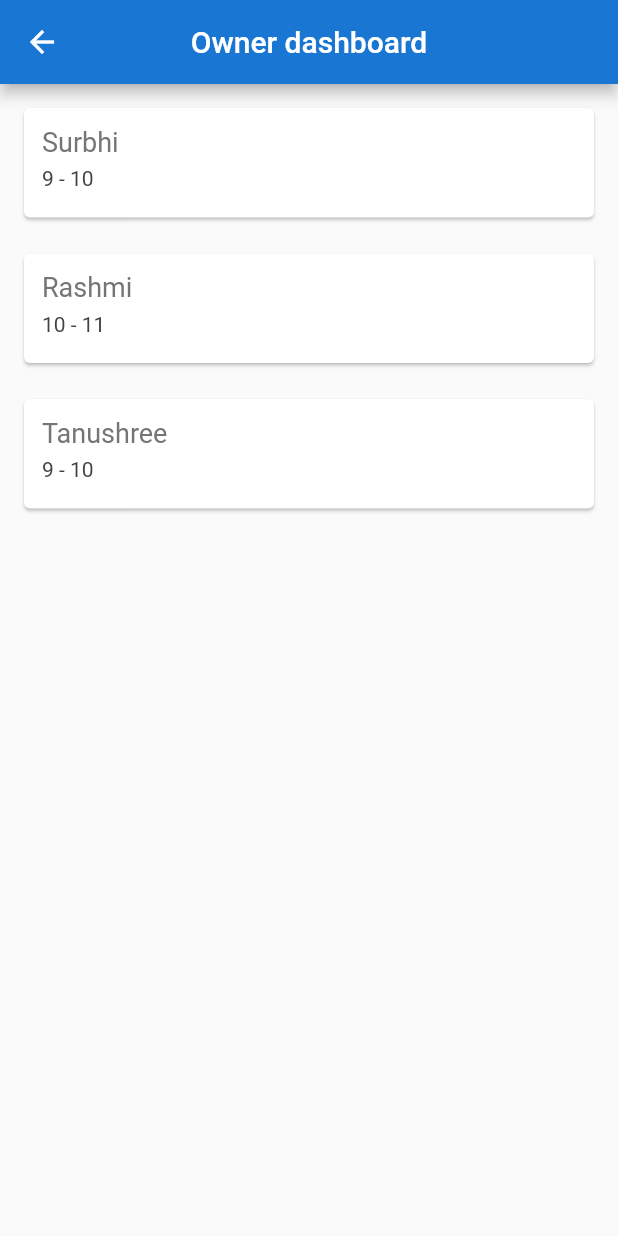
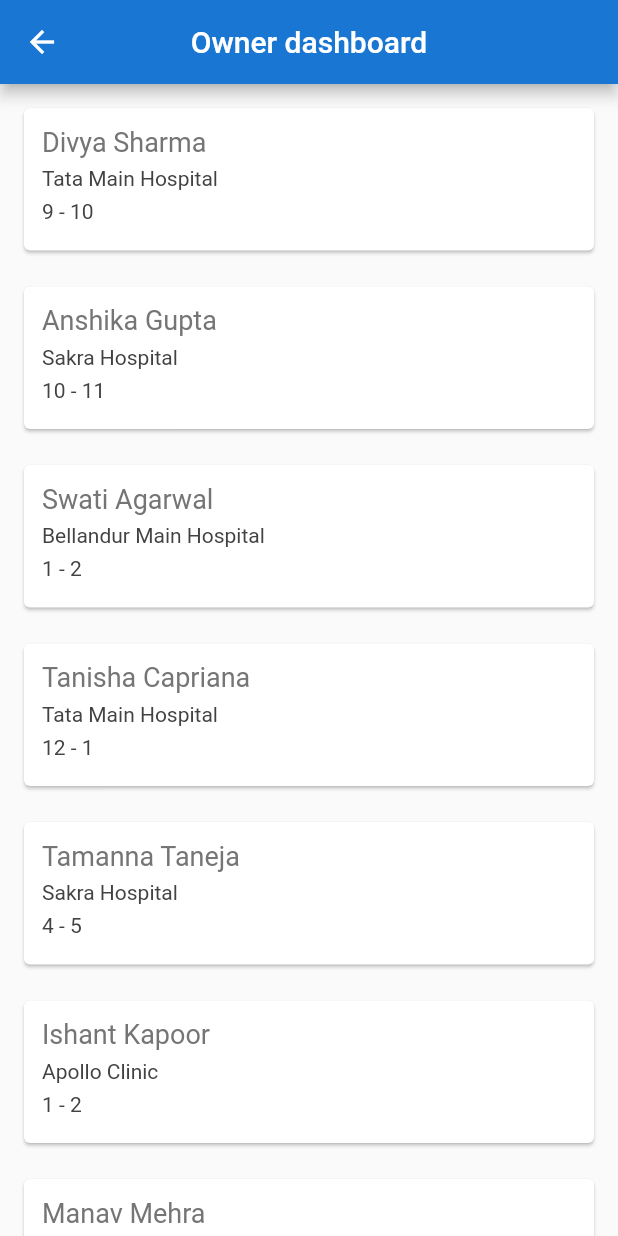
Before and after one commit to guptasurbhi99/WomenCovidWarriors_FindMyLab, a Flutter app: the OwnerDashboard screen opened by its route, on a phone screen of 412 x 824 dp. Run offline on Flutter 3.47's test engine with Material 2 defaults, Android fonts, the light colour scheme and no system bars; our stand-ins replace flutter_spinkit, geolocator, location.

Commit message:
added static objects and done minor fixes

```diff
--- a/FindMyLab/lib/modules/appointment.dart
+++ b/FindMyLab/lib/modules/appointment.dart
@@ -1,8 +1,11 @@
 class Appointment {
   String patientName;
   String patientSlot;
+  String hospitalName;
 
   Appointment({
     this.patientName,
-    this.patientSlot });
+    this.patientSlot,
+    this.hospitalName
+  });
 }
--- a/FindMyLab/lib/modules/appointment_card.dart
+++ b/FindMyLab/lib/modules/appointment_card.dart
@@ -29,13 +29,21 @@ class AppointmentCard extends StatelessWidget {
                 ),
                 SizedBox(height: 6.0),
                 Text(
-                  appointment.patientSlot,
+                  appointment.hospitalName,
                   style: TextStyle(
                     fontSize: 14.0,
                     color: Colors.grey[800]
                   )
                 ),
               SizedBox(height: 6.0),
+                Text(
+                    appointment.patientSlot,
+                    style: TextStyle(
+                        fontSize: 14.0,
+                        color: Colors.grey[800]
+                    )
+                ),
+                SizedBox(height: 6.0),
             ],
           ),
         ),
--- a/FindMyLab/lib/modules/hospital.dart
+++ b/FindMyLab/lib/modules/hospital.dart
@@ -1,10 +1,12 @@
 class Hospital {
   String name;
-  int distance;
+  String distance;
+  String contactNumber;
   List<String> slots;
 
   Hospital({
     this.name,
     this.distance,
+    this.contactNumber,
     this.slots });
 }
--- a/FindMyLab/lib/screens/owner_dashboard.dart
+++ b/FindMyLab/lib/screens/owner_dashboard.dart
@@ -1,6 +1,6 @@
 import 'package:FindMyLab/modules/appointment_card.dart';
 import 'package:flutter/material.dart';
-
+import 'package:flutter/gestures.dart' show DragStartBehavior;
 import '../modules/appointment.dart';
 import '../modules/appointment_card.dart';
 
@@ -12,9 +12,13 @@ class OwnerDashboard extends StatefulWidget {
 class _OwnerDashboardState extends State<OwnerDashboard> {
 
   List<Appointment> appointments = [
-    Appointment(patientName: 'Surbhi', patientSlot: '9 - 10'),
-    Appointment(patientName: 'Rashmi', patientSlot: '10 - 11'),
-    Appointment(patientName: 'Tanushree', patientSlot: '9 - 10')
+    Appointment(patientName: 'Divya Sharma', patientSlot: '9 - 10',hospitalName: 'Tata Main Hospital'),
+    Appointment(patientName: 'Anshika Gupta', patientSlot: '10 - 11',hospitalName: 'Sakra Hospital'),
+    Appointment(patientName: 'Swati Agarwal', patientSlot: '1 - 2',hospitalName: 'Bellandur Main Hospital'),
+    Appointment(patientName: 'Tanisha Capriana', patientSlot: '12 - 1',hospitalName: 'Tata Main Hospital'),
+    Appointment(patientName: 'Tamanna Taneja', patientSlot: '4 - 5',hospitalName: 'Sakra Hospital'),
+    Appointment(patientName: 'Ishant Kapoor', patientSlot: '1 - 2',hospitalName: 'Apollo Clinic'),
+    Appointment(patientName: 'Manav Mehra', patientSlot: '6 - 7',hospitalName: 'Bellandur Main Hospital'),
   ];
 
   @override
@@ -25,11 +29,15 @@ class _OwnerDashboardState extends State<OwnerDashboard> {
         centerTitle: true,
         backgroundColor: Colors.blue[700],
       ),
-      body: Container(
+      body: Scrollbar(
+        child:SingleChildScrollView(
+    dragStartBehavior: DragStartBehavior.down,
+    child: Container(
         child: Column(
           children: appointments.map((appointment) => AppointmentCard(appointment: appointment)).toList(),
         )
       )
-    );
+      )
+    ));
   }
 }
--- a/FindMyLab/lib/screens/user_dashboard.dart
+++ b/FindMyLab/lib/screens/user_dashboard.dart
@@ -1,5 +1,5 @@
 import 'package:flutter/material.dart';
-
+import 'package:flutter/gestures.dart' show DragStartBehavior;
 import '../modules/hospital.dart';
 import '../modules/hospital_card.dart';
 
@@ -11,11 +11,15 @@ class UserDashboard extends StatefulWidget {
 class _UserDashboardState extends State<UserDashboard> {
 
   List<Hospital> hospitals = [
-    Hospital(name: 'Tata Main Hospital', distance: 100, slots: ['9-10', '11-12']),
-    Hospital(name: 'Sakra Hospital', distance: 110, slots: ['9-10', '11-12']),
-    Hospital(name: 'Bellandur Main Hospital', distance: 20, slots: ['9-10', '11-12'])
+    Hospital(name: 'Tata Main Hospital', distance: '9', slots: ['9-10', '11-12'],contactNumber: '989123456'),
+    Hospital(name: 'Sakra Hospital', distance: '20', slots: ['8-9', '11-12'],contactNumber: '9878665533'),
+    Hospital(name: 'Bellandur Main Hospital', distance: '110', slots: ['10-11', '1-2'],contactNumber: '657743221'),
+    Hospital(name: 'Apollo Clinic', distance: '200', slots: ['11-12', '3-4'],contactNumber: '657743221'),
+    Hospital(name: 'Columbia Hospital', distance: '334', slots: ['No slots available','Check again Later'],contactNumber: '657743221'),
+    Hospital(name: 'Sarjapur main Hospital', distance: '434', slots: ['1-2','4-5'],contactNumber: '9577432332'),
+    Hospital(name: 'AIMS Hospital', distance: '446', slots: ['12-1','6-7'],contactNumber: '8577432338'),
+    Hospital(name: 'MAX Hospital', distance: '491', slots: ['2-3','4-5'],contactNumber: '9577432338'),
   ];
-
   @override
   Widget build(BuildContext context) {
     Map userData = {};
@@ -25,7 +29,11 @@ class _UserDashboardState extends State<UserDashboard> {
         appBar: AppBar(
           title: Text('User dashboard'),
         ),
-        body: Container(
+        body:Scrollbar(
+          child: SingleChildScrollView(
+            dragStartBehavior: DragStartBehavior.down,
+            child: Container(
+
             child: Column(
               children: hospitals.map((hospital) => HospitalCard(
                   hospital: hospital,
@@ -39,7 +47,7 @@ class _UserDashboardState extends State<UserDashboard> {
                   }
               )).toList(),
             )
-        )
-    );
+        ))
+        ));
   }
 }
```
Also changed, not shown: FindMyLab/lib/modules/hospital_card.dart (+17 -0 lines), FindMyLab/lib/screens/login.dart (+5 -2 lines), FindMyLab/lib/screens/owner_login.dart (+6 -3 lines), FindMyLab/lib/screens/register_lab.dart (+17 -4 lines).
